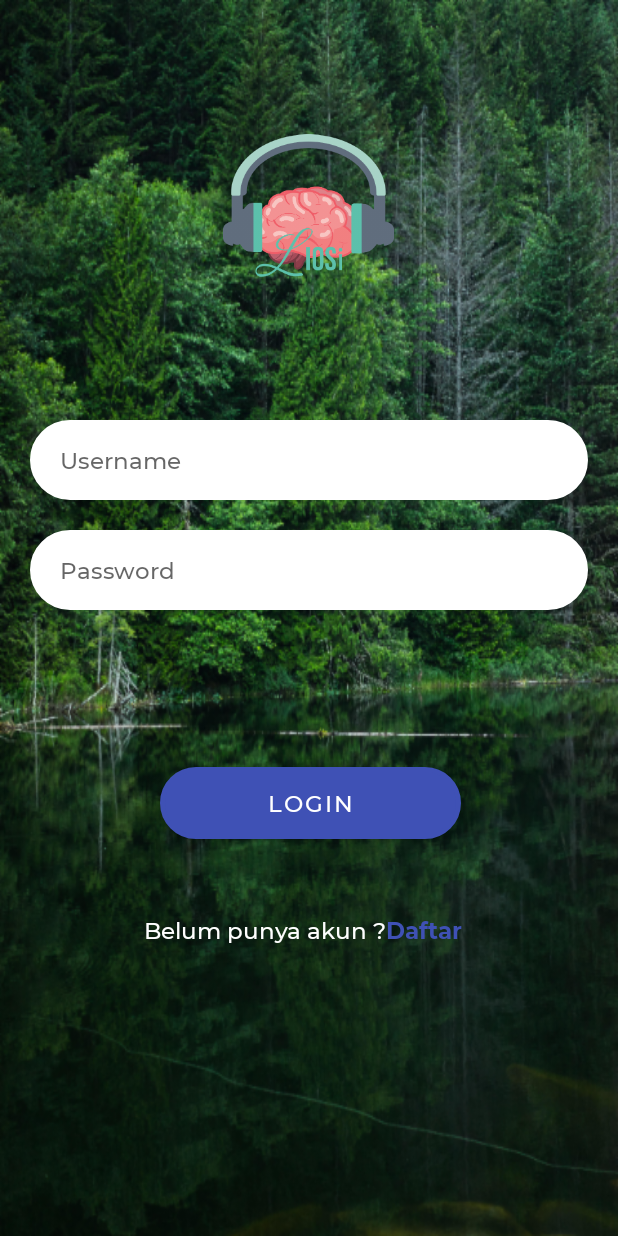
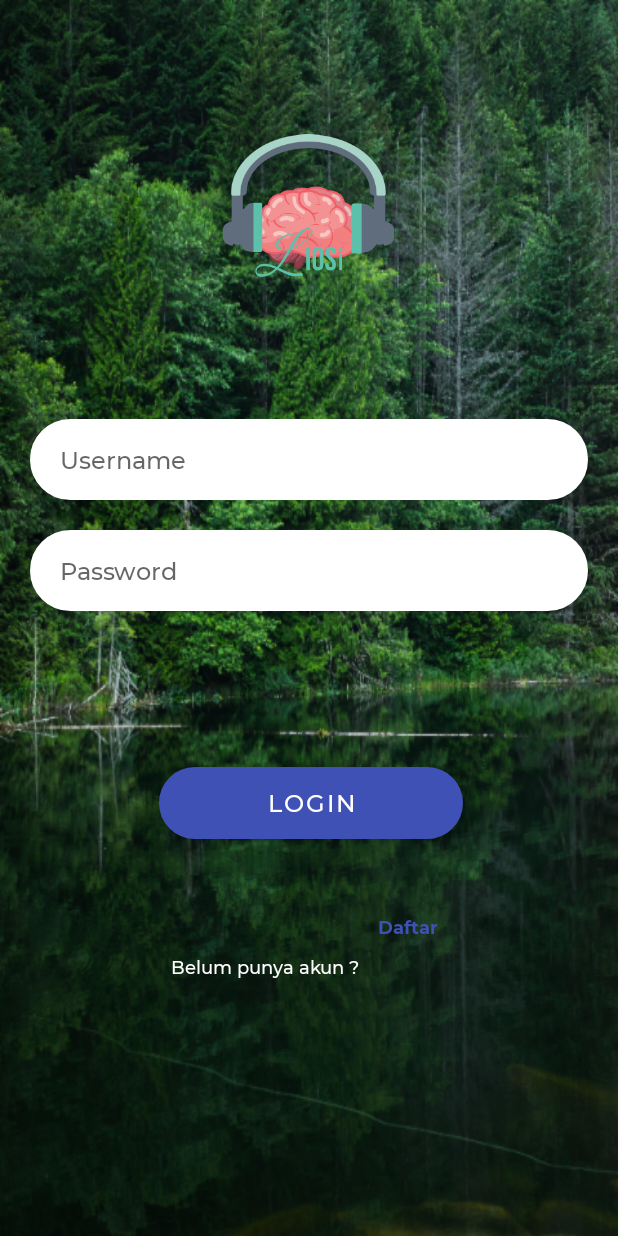
Before and after one commit to mrrezkii/Android-Kotlin-LiosiApp, an Android app: the screen it shows after launch (AuthenticationActivity), on a phone screen of 412 x 824 dp. Run offline under Robolectric (Android 15) with nearby library versions, the phone set to English and light mode, and no system bars.

Commit message:
Fixing text size

```diff
--- a/app/src/main/res/layout/color_spinner_layout.xml
+++ b/app/src/main/res/layout/color_spinner_layout.xml
@@ -5,8 +5,7 @@
     android:fontFamily="@font/montserrat_regular"
     android:maxLines="1"
     android:padding="5dp"
-    android:text="Dummy"
     android:textColor="@color/colorGrey"
-    android:textSize="15sp">
+    android:textSize="@dimen/text_large">
 
 </CheckedTextView>
--- a/app/src/main/res/layout/fragment_chat.xml
+++ b/app/src/main/res/layout/fragment_chat.xml
@@ -38,7 +38,7 @@
         android:fontFamily="@font/montserrat_medium"
         android:text="@string/psikolog"
         android:textColor="@color/colorWhite"
-        android:textSize="25sp"
+        android:textSize="@dimen/text_very_big"
         app:layout_constraintEnd_toEndOf="parent"
         app:layout_constraintHorizontal_bias="0.0"
         app:layout_constraintStart_toEndOf="@+id/appCompatImageView"
--- a/app/src/main/res/layout/fragment_detail_muscle.xml
+++ b/app/src/main/res/layout/fragment_detail_muscle.xml
@@ -37,7 +37,7 @@
         android:layout_marginTop="68dp"
         android:fontFamily="@font/montserrat_medium"
         android:textColor="@color/colorWhite"
-        android:textSize="25sp"
+        android:textSize="@dimen/text_big"
         app:layout_constraintEnd_toEndOf="parent"
         app:layout_constraintHorizontal_bias="0.0"
         app:layout_constraintStart_toEndOf="@+id/appCompatImageView"
@@ -54,7 +54,7 @@
         android:padding="@dimen/margin_normal"
         android:textAlignment="center"
         android:textColor="@color/colorWhite"
-        android:textSize="25sp"
+        android:textSize="@dimen/text_big"
         app:layout_constraintBottom_toBottomOf="parent"
         app:layout_constraintEnd_toEndOf="parent"
         app:layout_constraintHorizontal_bias="0.609"
--- a/app/src/main/res/layout/fragment_home.xml
+++ b/app/src/main/res/layout/fragment_home.xml
@@ -28,7 +28,7 @@
         android:fontFamily="@font/montserrat_medium"
         android:text="@string/selamat_pagi"
         android:textColor="@color/colorWhite"
-        android:textSize="20sp"
+        android:textSize="@dimen/text_big"
         app:layout_constraintEnd_toEndOf="parent"
         app:layout_constraintHorizontal_bias="0.0"
         app:layout_constraintStart_toEndOf="@+id/appCompatImageView"
@@ -43,7 +43,7 @@
         android:fontFamily="@font/montserrat_bold"
         android:text="@string/user"
         android:textColor="@color/colorWhite"
-        android:textSize="20sp"
+        android:textSize="@dimen/text_big"
         app:layout_constraintEnd_toEndOf="parent"
         app:layout_constraintHorizontal_bias="0.009"
         app:layout_constraintStart_toEndOf="@+id/appCompatImageView"
--- a/app/src/main/res/layout/fragment_login.xml
+++ b/app/src/main/res/layout/fragment_login.xml
@@ -29,7 +29,7 @@
         android:hint="@string/username"
         android:paddingHorizontal="@dimen/margin_medium"
         android:paddingVertical="@dimen/margin_normal"
-        android:textSize="15sp"
+        android:textSize="@dimen/text_large"
         app:layout_constraintBottom_toBottomOf="parent"
         app:layout_constraintEnd_toEndOf="parent"
         app:layout_constraintHorizontal_bias="0.493"
@@ -48,7 +48,7 @@
         android:paddingHorizontal="@dimen/margin_medium"
         android:paddingVertical="@dimen/margin_normal"
         android:inputType="textPassword"
-        android:textSize="15sp"
+        android:textSize="@dimen/text_large"
         app:layout_constraintBottom_toBottomOf="parent"
         app:layout_constraintEnd_toEndOf="parent"
         app:layout_constraintStart_toStartOf="parent"
@@ -64,7 +64,7 @@
         android:fontFamily="@font/montserrat_medium"
         android:paddingHorizontal="@dimen/margin_jumbo"
         android:text="@string/login"
-        android:textSize="15sp"
+        android:textSize="@dimen/text_large"
         app:layout_constraintBottom_toBottomOf="parent"
         app:layout_constraintEnd_toEndOf="parent"
         app:layout_constraintHorizontal_bias="0.505"
@@ -81,22 +81,23 @@
         android:fontFamily="@font/montserrat_medium"
         android:text="@string/belum_punya_akun"
         android:textColor="@color/colorWhite"
-        android:textSize="15sp"
+        android:textSize="@dimen/text_normal"
         app:layout_constraintBottom_toBottomOf="parent"
+        app:layout_constraintEnd_toStartOf="@+id/tv_daftar"
+        app:layout_constraintHorizontal_bias="0.605"
         app:layout_constraintStart_toStartOf="parent"
-        app:layout_constraintTop_toBottomOf="@+id/btn_login"
-        app:layout_constraintVertical_bias="0.0" />
+        app:layout_constraintTop_toBottomOf="@+id/btn_login" />
 
     <androidx.appcompat.widget.AppCompatTextView
         android:id="@+id/tv_daftar"
         android:layout_width="wrap_content"
         android:layout_height="wrap_content"
         android:layout_marginTop="50dp"
-        android:layout_marginEnd="104dp"
+        android:layout_marginEnd="120dp"
         android:fontFamily="@font/montserrat_bold"
         android:text="@string/daftar"
         android:textColor="@color/colorPrimary"
-        android:textSize="15sp"
+        android:textSize="@dimen/text_normal"
         app:layout_constraintBottom_toBottomOf="parent"
         app:layout_constraintEnd_toEndOf="parent"
         app:layout_constraintTop_toBottomOf="@+id/btn_login"
--- a/app/src/main/res/layout/fragment_mood.xml
+++ b/app/src/main/res/layout/fragment_mood.xml
@@ -15,7 +15,7 @@
         android:text="@string/mood_title"
         android:textAlignment="center"
         android:textColor="@color/colorWhite"
-        android:textSize="30sp"
+        android:textSize="@dimen/text_very_big"
         app:layout_constraintBottom_toBottomOf="parent"
         app:layout_constraintTop_toTopOf="parent"
         app:layout_constraintVertical_bias="0.304"
@@ -38,7 +38,7 @@
         android:text="@string/mood_subtitle"
         android:textAlignment="center"
         android:textColor="@color/colorWhite"
-        android:textSize="30sp"
+        android:textSize="@dimen/text_very_big"
         app:layout_constraintBottom_toBottomOf="parent"
         app:layout_constraintTop_toBottomOf="@+id/smile_rating"
         app:layout_constraintVertical_bias="0.063"
@@ -53,7 +53,7 @@
         android:padding="@dimen/margin_normal"
         android:text="@string/next"
         android:textColor="@color/colorWhite"
-        android:textSize="20sp"
+        android:textSize="@dimen/text_large"
         app:layout_constraintBottom_toBottomOf="parent"
         app:layout_constraintEnd_toEndOf="parent"
         app:layout_constraintHorizontal_bias="0.496"
--- a/app/src/main/res/layout/fragment_muscle.xml
+++ b/app/src/main/res/layout/fragment_muscle.xml
@@ -38,7 +38,7 @@
         android:fontFamily="@font/montserrat_medium"
         android:text="Relaksasi Otot"
         android:textColor="@color/colorWhite"
-        android:textSize="25sp"
+        android:textSize="@dimen/text_big"
         app:layout_constraintEnd_toEndOf="parent"
         app:layout_constraintHorizontal_bias="0.0"
         app:layout_constraintStart_toEndOf="@+id/appCompatImageView"
--- a/app/src/main/res/layout/fragment_positif.xml
+++ b/app/src/main/res/layout/fragment_positif.xml
@@ -38,7 +38,7 @@
         android:fontFamily="@font/montserrat_medium"
         android:text="@string/positif"
         android:textColor="@color/colorWhite"
-        android:textSize="25sp"
+        android:textSize="@dimen/text_big"
         app:layout_constraintEnd_toEndOf="parent"
         app:layout_constraintHorizontal_bias="0.0"
         app:layout_constraintStart_toEndOf="@+id/appCompatImageView"
@@ -56,7 +56,7 @@
         android:text="@string/positif_subtitle"
         android:textAlignment="center"
         android:textColor="@color/colorWhite"
-        android:textSize="25sp"
+        android:textSize="@dimen/text_big"
         app:layout_constraintBottom_toBottomOf="parent"
         app:layout_constraintEnd_toEndOf="parent"
         app:layout_constraintHorizontal_bias="0.609"
@@ -90,7 +90,7 @@
         android:text="@string/positif_subtitle2"
         android:textAlignment="center"
         android:textColor="@color/colorWhite"
-        android:textSize="25sp"
+        android:textSize="@dimen/text_large"
         app:layout_constraintBottom_toBottomOf="parent"
         app:layout_constraintEnd_toEndOf="parent"
         app:layout_constraintStart_toStartOf="parent"
--- a/app/src/main/res/layout/fragment_premium.xml
+++ b/app/src/main/res/layout/fragment_premium.xml
@@ -38,7 +38,7 @@
         android:fontFamily="@font/montserrat_medium"
         android:text="Fitur Premium"
         android:textColor="@color/colorBlack"
-        android:textSize="25sp"
+        android:textSize="@dimen/text_big"
         app:layout_constraintEnd_toEndOf="parent"
         app:layout_constraintHorizontal_bias="0.0"
         app:layout_constraintStart_toEndOf="@+id/appCompatImageView"
@@ -53,7 +53,7 @@
         android:text="Selamat datang di fitur premium \nSilahkan memilih pake dibawah ini"
         android:textAlignment="center"
         android:textColor="@color/colorWhite"
-        android:textSize="20sp"
+        android:textSize="@dimen/text_big"
         app:layout_constraintEnd_toEndOf="parent"
         app:layout_constraintHorizontal_bias="0.313"
         app:layout_constraintStart_toStartOf="parent"
--- a/app/src/main/res/layout/fragment_todo.xml
+++ b/app/src/main/res/layout/fragment_todo.xml
@@ -38,7 +38,7 @@
         android:fontFamily="@font/montserrat_medium"
         android:text="@string/todo"
         android:textColor="@color/colorBlack"
-        android:textSize="25sp"
+        android:textSize="@dimen/text_big"
         app:layout_constraintEnd_toEndOf="parent"
         app:layout_constraintHorizontal_bias="0.0"
         app:layout_constraintStart_toEndOf="@+id/appCompatImageView"
--- a/app/src/main/res/layout/item_menu_breathe.xml
+++ b/app/src/main/res/layout/item_menu_breathe.xml
@@ -15,7 +15,7 @@
         android:layout_marginStart="@dimen/margin_small"
         android:fontFamily="@font/montserrat_medium"
         android:textColor="@color/colorWhite"
-        android:textSize="20sp"
+        android:textSize="@dimen/text_large"
         app:layout_constraintBottom_toBottomOf="parent"
         app:layout_constraintStart_toStartOf="parent"
         app:layout_constraintTop_toTopOf="parent" />
--- a/app/src/main/res/layout/item_menu_muscle.xml
+++ b/app/src/main/res/layout/item_menu_muscle.xml
@@ -33,10 +33,11 @@
                 android:layout_margin="@dimen/margin_normal"
                 android:layout_weight="1"
                 android:fontFamily="@font/montserrat_medium"
-                android:paddingTop="20sp"
+                android:gravity="center_vertical"
                 android:text="@string/menu_muscle_3"
+                android:paddingStart="@dimen/margin_large"
                 android:textColor="@color/colorBlack"
-                android:textSize="25sp" />
+                android:textSize="@dimen/text_large" />
 
             <ImageView
                 android:id="@+id/iv_background"
--- a/app/src/main/res/layout/item_menu_premium.xml
+++ b/app/src/main/res/layout/item_menu_premium.xml
@@ -29,18 +29,18 @@
             android:layout_height="wrap_content"
             android:layout_alignParentTop="true"
             android:layout_centerHorizontal="true"
-            android:scaleType="centerCrop"></ImageView>
+            android:scaleType="centerCrop" />
 
         <TextView
             android:id="@+id/tv_title"
             android:layout_width="match_parent"
             android:layout_height="match_parent"
-            android:layout_marginTop="@dimen/margin_small"
+            android:gravity="center"
             android:fontFamily="@font/montserrat_regular"
             android:padding="@dimen/margin_small"
             android:textAlignment="center"
             android:textColor="@color/colorWhite"
-            android:textSize="20sp" />
+            android:textSize="@dimen/text_big" />
 
     </androidx.cardview.widget.CardView>
 
--- a/app/src/main/res/layout/item_menu_todo.xml
+++ b/app/src/main/res/layout/item_menu_todo.xml
@@ -18,7 +18,7 @@
         android:padding="@dimen/margin_medium"
         android:textAlignment="center"
         android:textColor="@color/colorWhite"
-        android:textSize="20sp"
+        android:textSize="@dimen/text_large"
         app:layout_constraintTop_toTopOf="parent"
         tools:layout_editor_absoluteX="16dp" />
 
```
Also changed, not shown: app/src/main/res/layout/adapter_list_psychologist.xml (+3 -4 lines), app/src/main/res/layout/fragment_breathe.xml (+4 -4 lines), app/src/main/res/layout/fragment_register.xml (+12 -11 lines).
